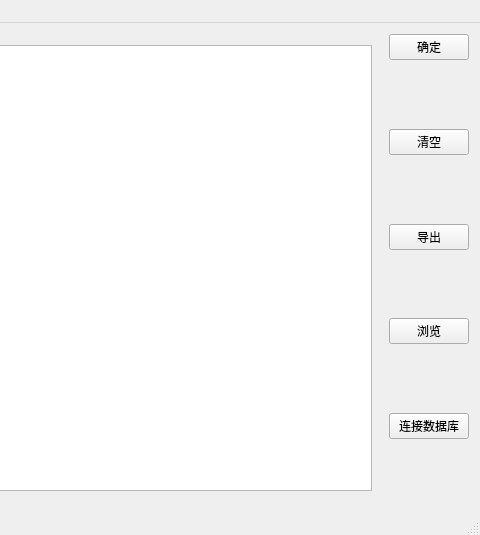
The window that connect.ui (crouse/connect) describes before a commit, drawn with Qt 5; both pictures show x 562 to 1042 and y 0 to 535 of the 1042 by 535 pixel window.
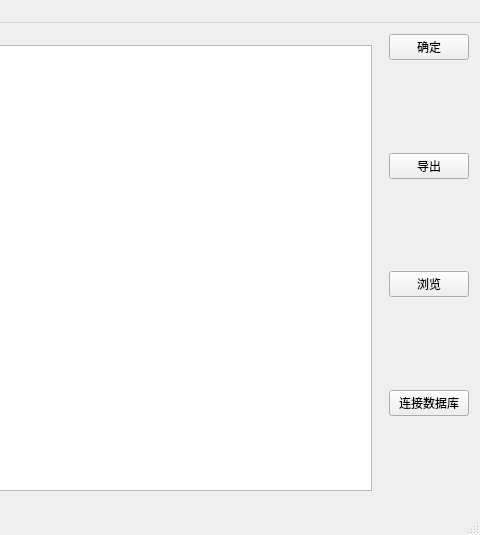
The same window after the commit. Icons and pictures are not drawn.

```diff
--- a/connect.ui
+++ b/connect.ui
@@ -568,40 +568,6 @@
         </property>
        </spacer>
       </item>
-      <item>
-       <widget class="QPushButton" name="pushButtonClear">
-        <property name="font">
-         <font>
-          <family>STKaiti</family>
-         </font>
-        </property>
-        <property name="autoFillBackground">
-         <bool>false</bool>
-        </property>
-        <property name="text">
-         <string>清空</string>
-        </property>
-        <property name="shortcut">
-         <string>Meta+L</string>
-        </property>
-        <property name="flat">
-         <bool>false</bool>
-        </property>
-       </widget>
-      </item>
-      <item>
-       <spacer name="verticalSpacer_3">
-        <property name="orientation">
-         <enum>Qt::Vertical</enum>
-        </property>
-        <property name="sizeHint" stdset="0">
-         <size>
-          <width>20</width>
-          <height>40</height>
-         </size>
-        </property>
-       </spacer>
-      </item>
       <item>
        <widget class="QPushButton" name="pushButtonExport">
         <property name="font">
```
Left out of the diff: 1 changed line with no effect on the pictures.
